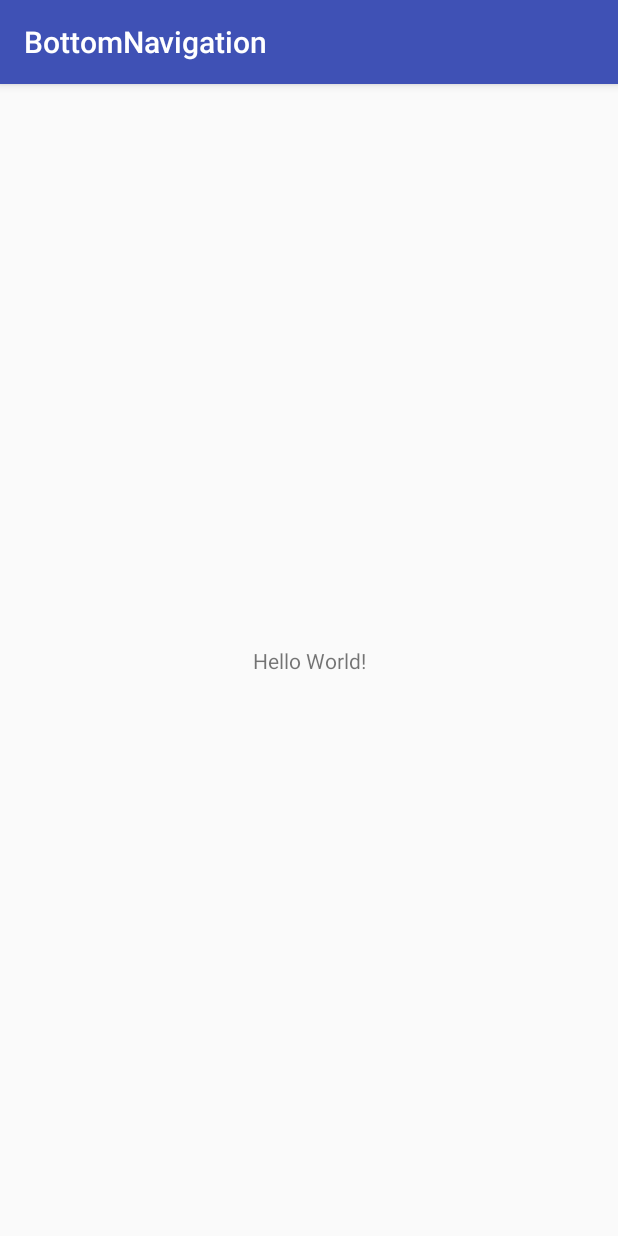
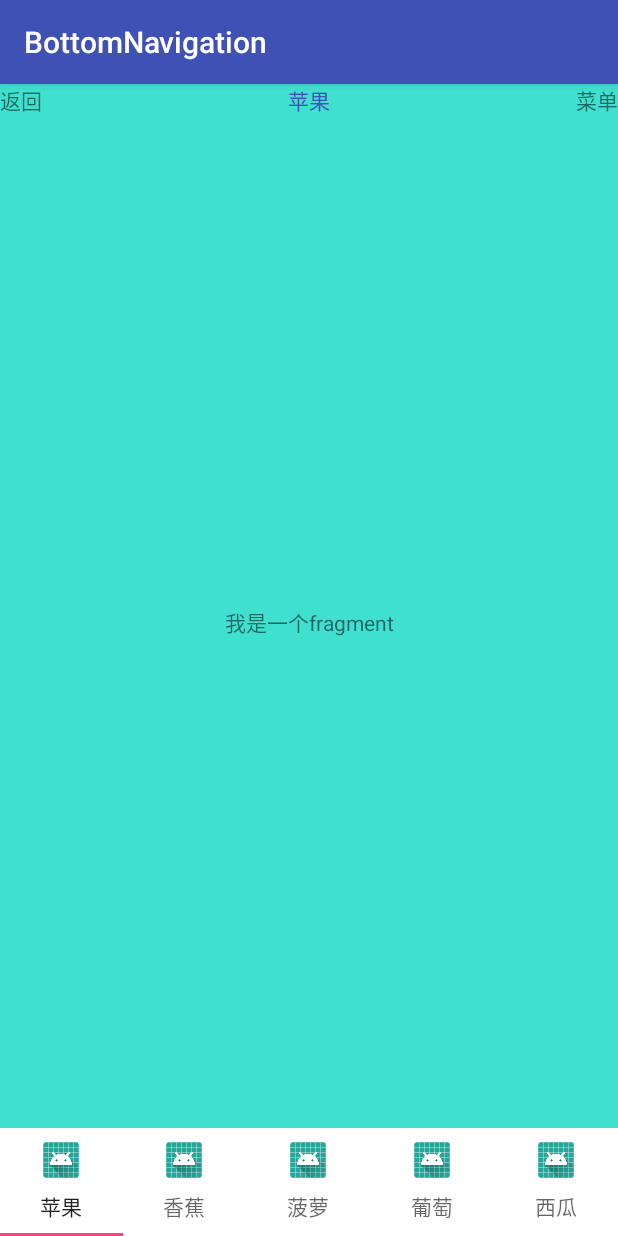
Before and after one commit to gumaoqi/bottomNavigation, an Android app: the screen it shows after launch (MainActivity), on a phone screen of 412 x 824 dp. Run offline under Robolectric (Android 15) with nearby library versions, the phone set to English and light mode, and no system bars; our stand-ins replace ButterKnife.

Commit message:
180930-commit

```diff
--- a/app/build.gradle
+++ b/app/build.gradle
@@ -29,4 +29,5 @@ dependencies {
     //butterknife
     annotationProcessor 'com.jakewharton:butterknife-compiler:8.8.1'
     //butterknife
+    implementation 'com.android.support:design:27.1.1'
 }
--- a/app/src/main/java/com/yrtech/bottomnavigation/MainActivity.java
+++ b/app/src/main/java/com/yrtech/bottomnavigation/MainActivity.java
@@ -1,13 +1,99 @@
 package com.yrtech.bottomnavigation;
 
+import android.graphics.Color;
+import android.os.Build;
+import android.os.Bundle;
+import android.support.design.widget.TabLayout;
+import android.support.v4.app.Fragment;
+import android.support.v4.view.ViewPager;
 import android.support.v7.app.AppCompatActivity;
-import android.os.Bundle;
+import android.view.View;
+import android.widget.TextView;
+
+import java.util.ArrayList;
+import java.util.List;
+
+import butterknife.BindView;
+import butterknife.ButterKnife;
 
 public class MainActivity extends AppCompatActivity {
+
+    @BindView(R.id.activity_main_back_tv)
+    TextView activityMainBackTv;
+    @BindView(R.id.activity_main_title_tv)
+    TextView activityMainTitleTv;
+    @BindView(R.id.activity_main_menu_tv)
+    TextView activityMainMenuTv;
+    @BindView(R.id.activity_main_fragment_vp)
+    ViewPager activityMainFragmentVp;
+    @BindView(R.id.activity_main_bottom_navigation_tl)
+    TabLayout activityMainBottomNavigationTl;
+
+
+    List<Fragment> fragmentList;
+    List<String> stringList;
+    MyFragmentPagerAdapter myFragmentPagerAdapter;
+
+    void inidata() {
+        fragmentList = new ArrayList<>();
+        fragmentList.add(new MyFragment());
+        fragmentList.add(new MyFragment());
+        fragmentList.add(new MyFragment());
+        fragmentList.add(new MyFragment());
+        fragmentList.add(new MyFragment());
+        stringList = new ArrayList<>();
+        stringList.add("苹果");
+        stringList.add("香蕉");
+        stringList.add("菠萝");
+        stringList.add("葡萄");
+        stringList.add("西瓜");
+        myFragmentPagerAdapter = new MyFragmentPagerAdapter(getSupportFragmentManager(), fragmentList, stringList);
+    }
 
     @Override
     protected void onCreate(Bundle savedInstanceState) {
         super.onCreate(savedInstanceState);
         setContentView(R.layout.activity_main);
+        ButterKnife.bind(this);
+        inidata();
+        //设置viewpager和tablayout
+        activityMainFragmentVp.setAdapter(myFragmentPagerAdapter);
+        activityMainFragmentVp.setOffscreenPageLimit(5);
+        activityMainBottomNavigationTl.setupWithViewPager(activityMainFragmentVp);
+        for (int i = 0; i < activityMainBottomNavigationTl.getTabCount(); i++) {
+            activityMainBottomNavigationTl.getTabAt(i).setIcon(R.mipmap.ic_launcher_round);
+        }
+        activityMainBottomNavigationTl.addOnTabSelectedListener(new TabLayout.OnTabSelectedListener() {
+            @Override
+            public void onTabSelected(TabLayout.Tab tab) {
+                switch (tab.getPosition()) {
+                    case 0:
+                        activityMainTitleTv.setText("苹果");
+                        break;
+                    case 1:
+                        activityMainTitleTv.setText("香蕉");
+                        break;
+                    case 2:
+                        activityMainTitleTv.setText("菠萝");
+                        break;
+                    case 3:
+                        activityMainTitleTv.setText("葡萄");
+                        break;
+                    case 4:
+                        activityMainTitleTv.setText("西瓜");
+                        break;
+                }
+            }
+
+            @Override
+            public void onTabUnselected(TabLayout.Tab tab) {
+
+            }
+
+            @Override
+            public void onTabReselected(TabLayout.Tab tab) {
+
+            }
+        });
     }
 }
--- /dev/null
+++ b/app/src/main/java/com/yrtech/bottomnavigation/MyFragment.java
@@ -0,0 +1,44 @@
+package com.yrtech.bottomnavigation;
+
+import android.os.Bundle;
+import android.support.v4.app.Fragment;
+import android.view.LayoutInflater;
+import android.view.View;
+import android.view.ViewGroup;
+
+import butterknife.ButterKnife;
+import butterknife.Unbinder;
+
+public class MyFragment extends Fragment {
+    final String TAG = "MyFragment";
+    private Unbinder unbinder;
+
+    @Override
+    public View onCreateView(LayoutInflater inflater, ViewGroup container,
+                             Bundle savedInstanceState) {
+        View view = inflater.inflate(R.layout.fragment_my, container, false);
+        //返回一个Unbinder值（进行解绑），注意这里的this不能使用getActivity()
+        unbinder = ButterKnife.bind(this, view);
+        intData();
+        setView();
+        return view;
+
+    }
+
+    void intData() {
+
+    }
+
+    void setView() {
+
+    }
+
+    /**
+     * onDestroyView中进行解绑操作
+     */
+    @Override
+    public void onDestroyView() {
+        super.onDestroyView();
+        unbinder.unbind();
+    }
+}
--- /dev/null
+++ b/app/src/main/java/com/yrtech/bottomnavigation/MyFragmentPagerAdapter.java
@@ -0,0 +1,42 @@
+package com.yrtech.bottomnavigation;
+
+import android.support.v4.app.Fragment;
+import android.support.v4.app.FragmentManager;
+import android.support.v4.app.FragmentPagerAdapter;
+
+import java.util.List;
+
+public class MyFragmentPagerAdapter extends FragmentPagerAdapter {
+    List<Fragment> fragmentList;
+    List<String> stringList;
+
+    public MyFragmentPagerAdapter(FragmentManager fm, List<Fragment> list) {
+        super(fm);
+        this.fragmentList = list;
+    }
+
+    public MyFragmentPagerAdapter(FragmentManager fm, List<Fragment> list, List<String> stringList) {
+        super(fm);
+        this.fragmentList = list;
+        this.stringList = stringList;
+    }
+
+    @Override
+    public Fragment getItem(int i) {
+        return fragmentList.get(i);
+    }
+
+    @Override
+    public int getCount() {
+        return fragmentList.size();
+    }
+
+    @Override
+    public CharSequence getPageTitle(int position) {
+        if (stringList == null) {
+            return position + "";
+        } else {
+            return stringList.get(position);
+        }
+    }
+}
--- a/app/src/main/res/layout/activity_main.xml
+++ b/app/src/main/res/layout/activity_main.xml
@@ -1,18 +1,49 @@
 <?xml version="1.0" encoding="utf-8"?>
-<android.support.constraint.ConstraintLayout xmlns:android="http://schemas.android.com/apk/res/android"
+<LinearLayout xmlns:android="http://schemas.android.com/apk/res/android"
     xmlns:app="http://schemas.android.com/apk/res-auto"
     xmlns:tools="http://schemas.android.com/tools"
     android:layout_width="match_parent"
     android:layout_height="match_parent"
+    android:background="@color/turquoise"
+    android:orientation="vertical"
     tools:context=".MainActivity">
 
-    <TextView
-        android:layout_width="wrap_content"
+    <LinearLayout
+        android:layout_width="match_parent"
         android:layout_height="wrap_content"
-        android:text="Hello World!"
-        app:layout_constraintBottom_toBottomOf="parent"
-        app:layout_constraintLeft_toLeftOf="parent"
-        app:layout_constraintRight_toRightOf="parent"
-        app:layout_constraintTop_toTopOf="parent" />
+        android:orientation="horizontal">
 
-</android.support.constraint.ConstraintLayout>
+        <TextView
+            android:id="@+id/activity_main_back_tv"
+            android:layout_width="wrap_content"
+            android:layout_height="wrap_content"
+            android:text="返回" />
+
+        <TextView
+            android:id="@+id/activity_main_title_tv"
+            android:layout_width="0dp"
+            android:layout_height="wrap_content"
+            android:layout_weight="1"
+            android:gravity="center"
+            android:text="苹果"
+            android:textColor="@color/colorPrimary" />
+
+        <TextView
+            android:id="@+id/activity_main_menu_tv"
+            android:layout_width="wrap_content"
+            android:layout_height="wrap_content"
+            android:text="菜单" />
+    </LinearLayout>
+
+    <android.support.v4.view.ViewPager
+        android:id="@+id/activity_main_fragment_vp"
+        android:layout_width="match_parent"
+        android:layout_height="0dp"
+        android:layout_weight="1"></android.support.v4.view.ViewPager>
+
+    <android.support.design.widget.TabLayout
+        android:id="@+id/activity_main_bottom_navigation_tl"
+        android:layout_width="match_parent"
+        android:layout_height="wrap_content"
+        android:background="@color/white"></android.support.design.widget.TabLayout>
+</LinearLayout>
--- /dev/null
+++ b/app/src/main/res/layout/fragment_my.xml
@@ -0,0 +1,11 @@
+<?xml version="1.0" encoding="utf-8"?>
+<LinearLayout xmlns:android="http://schemas.android.com/apk/res/android"
+    android:layout_width="match_parent"
+    android:layout_height="match_parent">
+
+    <TextView
+        android:layout_width="match_parent"
+        android:layout_height="match_parent"
+        android:gravity="center"
+        android:text="我是一个fragment" />
+</LinearLayout>
--- a/app/src/main/res/values/colors.xml
+++ b/app/src/main/res/values/colors.xml
@@ -3,4 +3,6 @@
     <color name="colorPrimary">#3F51B5</color>
     <color name="colorPrimaryDark">#303F9F</color>
     <color name="colorAccent">#FF4081</color>
+    <color name="turquoise">#40E0D0</color><!--青绿色 -->
+    <color name="white">#ffffff</color><!--青绿色 -->
 </resources>
```
